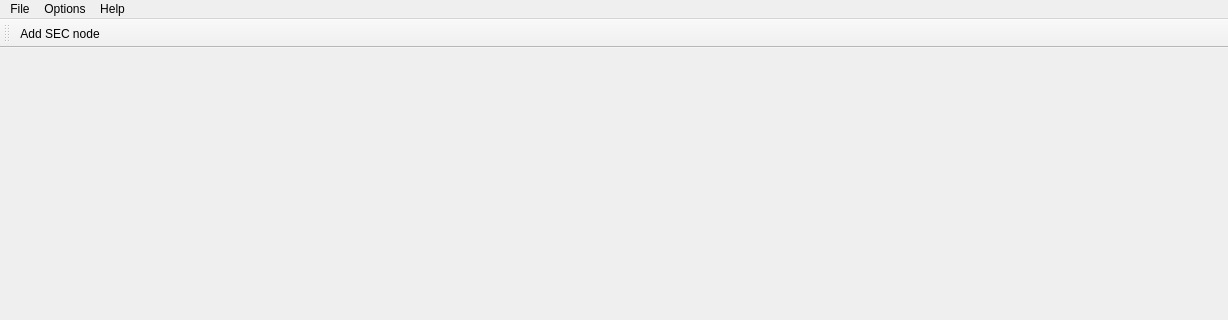
First picture: the form in frappy/gui/ui/mainwin.ui, repository SampleEnvironment/frappy, before the edit; both pictures show x 0 to 1228 and y 0 to 320 of the 1228 by 600 pixel window.
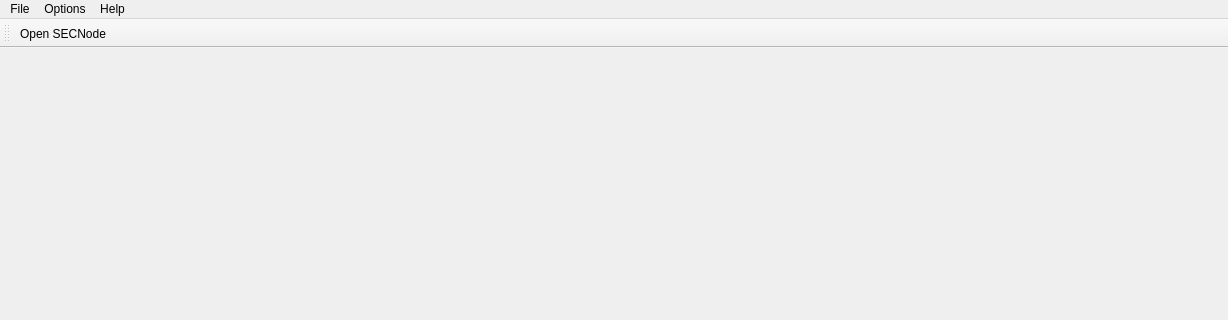
Second picture: the form after the edit. Icons and pictures are not drawn.

Commit message:
Add recent SECNodes to Drop down menu
Fixes: #4686

The edit to the form file:
```diff
--- a/frappy/gui/ui/mainwin.ui
+++ b/frappy/gui/ui/mainwin.ui
@@ -70,7 +70,10 @@
      <normaloff>:/icons/connect</normaloff>:/icons/connect</iconset>
    </property>
    <property name="text">
-    <string>Add SEC node</string>
+    <string>Open SECNode</string>
+   </property>
+   <property name="shortcut">
+    <string>Ctrl+O</string>
    </property>
   </action>
   <action name="actionExit">
```
Left out of the diff: 30 changed lines with no effect on the pictures. The commit also changes 3 other files.
